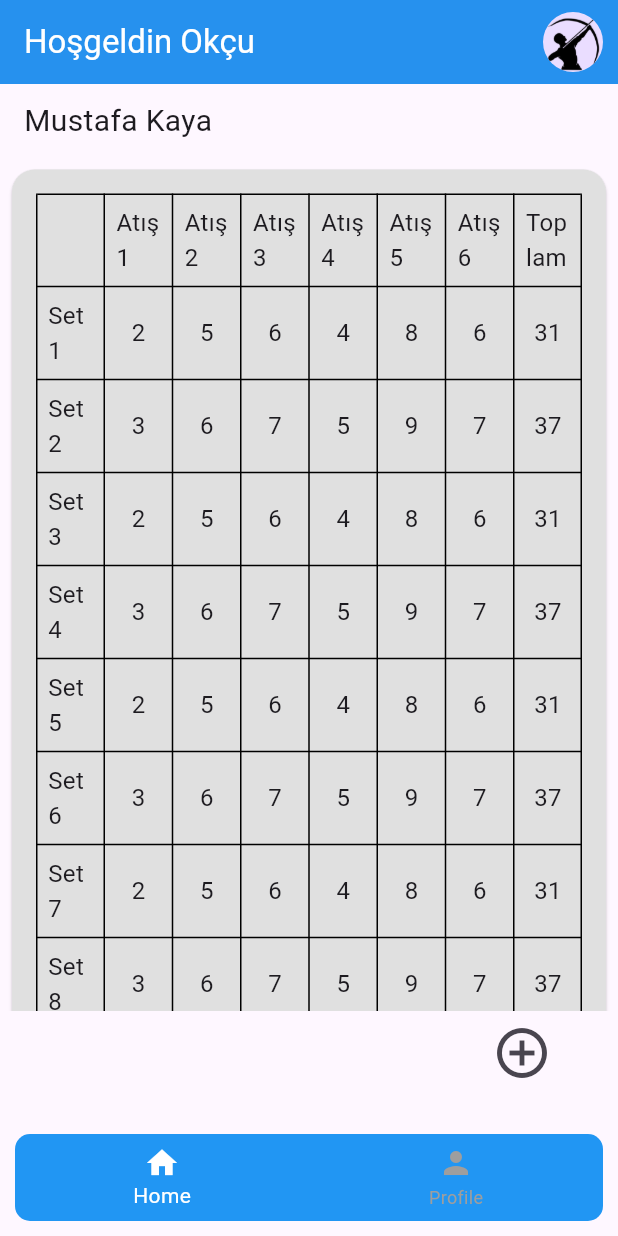
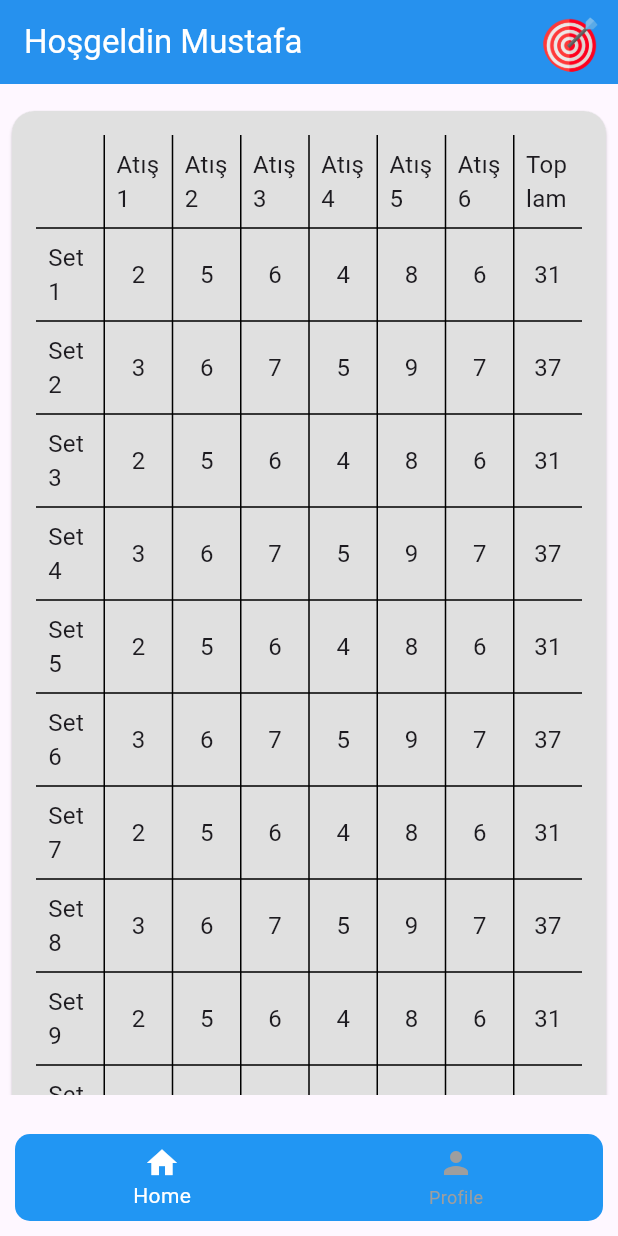
Before and after one commit to kayamustafa33/Capstone, a Flutter app: the MainScreen screen opened directly, on a phone screen of 412 x 824 dp. Run offline on Flutter 3.47's test engine with Material 3 defaults, Android fonts, the phone set to English and light mode, and no system bars; our stand-ins replace fluttertoast.

Commit message:
Score Table | Score table design changed with the skor adding.

```diff
--- a/lib/main.dart
+++ b/lib/main.dart
@@ -1,5 +1,4 @@
 import 'package:capstone/src/views/homeScreen/HomeScreen.dart';
-import 'package:capstone/src/views/loginScreen/LoginScreen.dart';
 import 'package:capstone/src/views/profileScreen/ProfileScreen.dart';
 import 'package:capstone/src/views/splashScreen/SplashScreen.dart';
 import 'package:capstone/src/views/widgets/bottomNavBar.dart';
@@ -28,7 +27,7 @@ class MainApp extends StatelessWidget {
           }
           return null;
         },
-        home: MainScreen());
+        home: const MainScreen());
   }
 }
 
--- a/lib/src/views/homeScreen/HomeScreen.dart
+++ b/lib/src/views/homeScreen/HomeScreen.dart
@@ -1,4 +1,3 @@
-import 'package:capstone/src/views/homeScreen/widgets/CustomBottomSheet.dart';
 import 'package:capstone/src/views/homeScreen/widgets/ScoreTable.dart';
 import 'package:flutter/material.dart';
 
@@ -9,38 +8,29 @@ class HomeScreen extends StatelessWidget {
 
   @override
   Widget build(BuildContext context) {
-    String archerName = "Mustafa Kaya"; //Gerçek okçu adı ile değiştir.
+    String archerName = "Mustafa";
 
     return Scaffold(
       resizeToAvoidBottomInset: false,
       appBar: AppBar(
-        title: const Text("Hoşgeldin Okçu",style: TextStyle(color: Colors.white),),
+        title: Text("Hoşgeldin $archerName",style: const TextStyle(color: Colors.white),),
         elevation: 2.0,
         backgroundColor: Colors.blue,
         actions: const [
           Padding(
             padding: EdgeInsets.only(right: 10.0),
             child: CircleAvatar(
-              backgroundImage: AssetImage('assets/archer.jpeg'),
+              backgroundImage: AssetImage('assets/target.png'),
+              backgroundColor: Colors.transparent,
             ),
           ),
         ],
       ),
-      body: Column(
+      body: Padding(
+        padding: const EdgeInsets.only(top: 10.0),
+        child: Column(
           crossAxisAlignment: CrossAxisAlignment.end,
           children: [
-          Padding(
-            padding: const EdgeInsets.only(left: 16.0, top: 10.0, bottom: 10.0),
-            child: Row(
-              crossAxisAlignment: CrossAxisAlignment.start,
-              children: [
-                Text(
-                  archerName,
-                  style: const TextStyle(fontSize: 20),
-                ),
-              ],
-            ),
-          ),
             Expanded(
               child: ListView(
                 children: const [
@@ -64,9 +54,10 @@ class HomeScreen extends StatelessWidget {
                 ],
               ),
             ),
-          const AddScoreBottomSheet(),
+            //const AddScoreBottomSheet(),
             const SizedBox(height: 16),
           ],
+        ),
       ),
     );
   }
--- a/lib/src/views/homeScreen/widgets/CustomBottomSheet.dart
+++ b/lib/src/views/homeScreen/widgets/CustomBottomSheet.dart
@@ -7,16 +7,7 @@ class AddScoreBottomSheet extends StatelessWidget {
 
   @override
   Widget build(BuildContext context) {
-    return Padding(
-      padding: const EdgeInsets.only(right: 36.0),
-      child: IconButton(
-        icon: Icon(Icons.add_circle_outline),
-        iconSize: 40,
-        onPressed: () {
-          showModalBottomSheet<void>(
-            context: context,
-            builder: (BuildContext context) {
-              return Container(
+    return SizedBox(
       width: double.infinity,
       child: Padding(
         padding: const EdgeInsets.all(8.0),
@@ -31,10 +22,10 @@ class AddScoreBottomSheet extends StatelessWidget {
               mainAxisSize: MainAxisSize.min,
               children: <Widget>[
                 Padding(
-                            padding: EdgeInsets.only(top: 10),
+                  padding: const EdgeInsets.only(top: 10),
                   child: TextField(
-                              decoration: new InputDecoration(
-                                labelText: "Score to be added",
+                    decoration: InputDecoration(
+                      labelText: "Skor ekle",
                       border: OutlineInputBorder(
                         borderRadius: BorderRadius.circular(10.0),
                       ),
@@ -46,16 +37,17 @@ class AddScoreBottomSheet extends StatelessWidget {
                   ),
                 ),
                 Padding(
-                            padding: EdgeInsets.only(top: 10),
+                  padding: const EdgeInsets.only(top: 10),
                   child: SizedBox(
                     width: double.infinity,
                     child: ElevatedButton(
                       style: ButtonStyle(
-                                    backgroundColor:
-                                        MaterialStateProperty.all<Color>(
-                                            Colors.blueAccent)),
+                        backgroundColor: MaterialStateProperty.all<Color>(
+                          Colors.blueAccent,
+                        ),
+                      ),
                       child: Text(
-                                  "Add",
+                        "Ekle",
                         style: buttonNameStyle,
                       ),
                       onPressed: () {
@@ -63,17 +55,12 @@ class AddScoreBottomSheet extends StatelessWidget {
                       },
                     ),
                   ),
-                          )
+                ),
               ],
             ),
           ),
         ),
       ),
     );
-            },
-          );
-        },
-      ),
-    );
   }
 }
--- a/lib/src/views/homeScreen/widgets/ScoreTable.dart
+++ b/lib/src/views/homeScreen/widgets/ScoreTable.dart
@@ -1,18 +1,23 @@
 import 'package:flutter/material.dart';
+import 'CustomBottomSheet.dart';
 
 class ScoreTableCell extends StatelessWidget {
   final String text;
+  final VoidCallback? onTap;
 
-  const ScoreTableCell({super.key, required this.text});
+  const ScoreTableCell({super.key, required this.text, this.onTap});
 
   @override
   Widget build(BuildContext context) {
-    return Container(
-      padding: const EdgeInsets.all(8.0),
-      alignment: Alignment.center,
-      child: Text(
-        text,
-        style: const TextStyle(fontSize: 16.0),
+    return GestureDetector(
+      onTap: onTap,
+      child: Container(
+        padding: const EdgeInsets.all(8.0),
+        alignment: Alignment.center,
+        child: Text(
+          text,
+          style: const TextStyle(fontSize: 16.0),
+        ),
       ),
     );
   }
@@ -34,7 +39,12 @@ class ScoreTable extends StatelessWidget {
       child: Padding(
         padding: const EdgeInsets.all(16.0),
         child: Table(
-          border: TableBorder.all(),
+          border: const TableBorder(
+            horizontalInside: BorderSide(width: 1, color: Colors.black),
+            verticalInside: BorderSide(width: 1, color: Colors.black),
+            left: BorderSide.none,
+            right: BorderSide.none,
+          ),
           columnWidths: const <int, TableColumnWidth>{
             0: FlexColumnWidth(),
             1: FlexColumnWidth(),
@@ -50,7 +60,9 @@ class ScoreTable extends StatelessWidget {
               children: <Widget>[
                 const ScoreTableCell(text: ""),
                 for (int i = 0; i < 6; i++)
-                  ScoreTableCell(text: "Atış ${i + 1}"),
+                  ScoreTableCell(
+                    text: "Atış ${i + 1}",
+                  ),
                 const ScoreTableCell(text: "Toplam"),
               ],
             ),
@@ -59,9 +71,15 @@ class ScoreTable extends StatelessWidget {
                 children: <Widget>[
                   ScoreTableCell(text: "Set ${i + 1}"),
                   for (int j = 0; j < 6; j++)
-                    ScoreTableCell(text: "${allScores[i][j]}"),
+                    ScoreTableCell(
+                      text: "${allScores[i][j]}",
+                      onTap: () {
+                        _showBottomSheet(context);
+                      },
+                    ),
                   ScoreTableCell(
-                      text: "${allScores[i].reduce((value, element) => value + element)}"),
+                    text: "${allScores[i].reduce((value, element) => value + element)}",
+                  ),
                 ],
               ),
             TableRow(
@@ -70,7 +88,8 @@ class ScoreTable extends StatelessWidget {
                 for (int j = 0; j < 6; j++)
                   const ScoreTableCell(text: ""),
                 ScoreTableCell(
-                    text: "${allScores.expand((scores) => scores).reduce((value, element) => value + element)}"),
+                  text: "${allScores.expand((scores) => scores).reduce((value, element) => value + element)}",
+                ),
               ],
             ),
           ],
@@ -78,4 +97,14 @@ class ScoreTable extends StatelessWidget {
       ),
     );
   }
+
+  void _showBottomSheet(BuildContext context) {
+    showModalBottomSheet(
+      context: context,
+      isScrollControlled: true,
+      builder: (BuildContext context) {
+        return const AddScoreBottomSheet();
+      },
+    );
+  }
 }
--- a/lib/src/views/profileScreen/widgets/widgets.dart
+++ b/lib/src/views/profileScreen/widgets/widgets.dart
@@ -20,7 +20,7 @@ Widget oldScoresWidget(BuildContext context){
       child: const Row(
         mainAxisAlignment: MainAxisAlignment.center,
         children: [
-          Text("Old Scores"),
+          Text("Eski Skorlar"),
         ],
       ),
     ),
@@ -42,7 +42,7 @@ Widget clubsWidget(BuildContext context){
       child: const Row(
         mainAxisAlignment: MainAxisAlignment.center,
         children: [
-          Text("Clubs"),
+          Text("Kulüpler"),
         ],
       ),
     ),
```
Also changed, not shown: lib/src/views/profileScreen/ProfileScreen.dart (+4 -4 lines), assets/target.png (added). Lines whose indentation alone changed are shown as unchanged.
